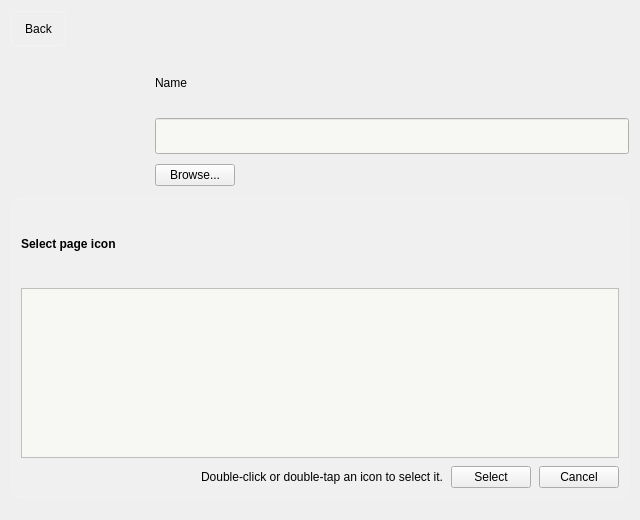
Before: the Qt Designer form ui/settings/PageDetailsWidget.ui in OpenFairWind/FairWindSK, drawn with Qt 5.
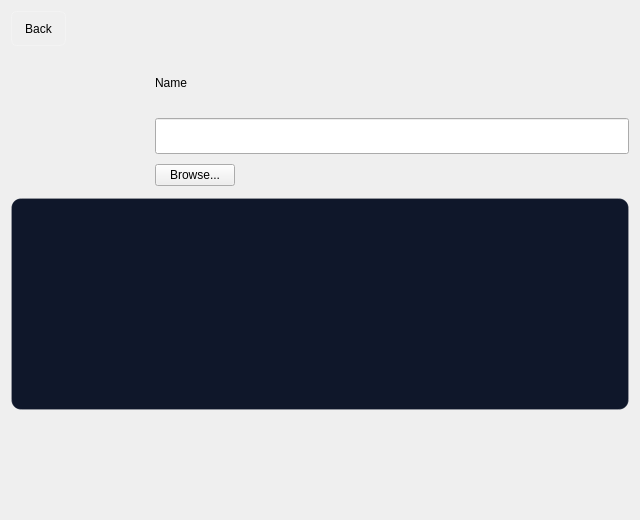
After: the same form once the commit is applied. Icons and pictures are not drawn.

Commit message: Simplify page details icon picker

The edit to the form file:
```diff
--- a/ui/settings/PageDetailsWidget.ui
+++ b/ui/settings/PageDetailsWidget.ui
@@ -29,29 +29,29 @@
 }
 QLineEdit#lineEdit_Page_Name,
 QListWidget#listWidget_Page_Icons {
- background: #f7f7f4;
- color: #1f2937;
- selection-background-color: #c7d2fe;
- selection-color: #111827;
+ selection-background-color: transparent;
 }
 QListWidget#listWidget_Page_Icons::item {
  border: 2px solid transparent;
  border-radius: 8px;
  padding: 4px;
  margin: 2px;
+ color: white;
 }
 QListWidget#listWidget_Page_Icons::item:selected {
  border: 2px solid #2563eb;
- background: #e5edff;
- color: #111827;
+ background: rgba(37, 99, 235, 0.18);
+ color: white;
 }
 QFrame#frame_PageIconPicker {
- background: rgba(255, 255, 255, 0.06);
- border: 1px solid rgba(255, 255, 255, 0.12);
+ background: #0f172a;
+ border: 1px solid rgba(255, 255, 255, 0.14);
  border-radius: 10px;
 }
-QLabel#label_PageIconPickerTitle {
- font-weight: 600;
+QListWidget#listWidget_Page_Icons {
+ background: #0f172a;
+ color: white;
+ border: none;
 }</string>
   </property>
   <layout class="QVBoxLayout" name="verticalLayout_PageDetails">
@@ -190,61 +190,12 @@
       <property name="spacing">
        <number>8</number>
       </property>
-      <item>
-       <layout class="QHBoxLayout" name="horizontalLayout_PageIconPickerHeader">
-        <property name="spacing">
-         <number>10</number>
-        </property>
-        <item>
-         <widget class="QLabel" name="label_PageIconPickerTitle">
-          <property name="text">
-           <string>Select page icon</string>
-          </property>
-         </widget>
-        </item>
-        <item>
-         <spacer name="horizontalSpacer_PageIconPickerHeader">
-          <property name="orientation">
-           <enum>Qt::Horizontal</enum>
-          </property>
-          <property name="sizeHint" stdset="0">
-           <size>
-            <width>40</width>
-            <height>20</height>
-           </size>
-          </property>
-         </spacer>
-        </item>
-        <item>
-         <widget class="QLabel" name="label_Page_IconPickerPreview">
-          <property name="minimumSize">
-           <size>
-            <width>72</width>
-            <height>72</height>
-           </size>
-          </property>
-          <property name="maximumSize">
-           <size>
-            <width>72</width>
-            <height>72</height>
-           </size>
-          </property>
-          <property name="alignment">
-           <set>Qt::AlignCenter</set>
-          </property>
-          <property name="text">
-           <string/>
-          </property>
-         </widget>
-        </item>
-       </layout>
-      </item>
       <item>
        <widget class="QListWidget" name="listWidget_Page_Icons">
         <property name="minimumSize">
          <size>
           <width>0</width>
-          <height>170</height>
+          <height>150</height>
          </size>
         </property>
         <property name="viewMode">
@@ -270,44 +221,6 @@
         </property>
        </widget>
       </item>
-      <item>
-       <layout class="QHBoxLayout" name="horizontalLayout_PageIconPickerActions">
-        <item>
-         <spacer name="horizontalSpacer_PageIconPickerActions">
-          <property name="orientation">
-           <enum>Qt::Horizontal</enum>
-          </property>
-          <property name="sizeHint" stdset="0">
-           <size>
-            <width>40</width>
-            <height>20</height>
-           </size>
-         </property>
-        </spacer>
-       </item>
-        <item>
-         <widget class="QLabel" name="label_PageIconPickerHint">
-          <property name="text">
-           <string>Double-click or double-tap an icon to select it.</string>
-          </property>
-         </widget>
-        </item>
-        <item>
-         <widget class="QPushButton" name="pushButton_Page_Icon_Select">
-          <property name="text">
-           <string>Select</string>
-          </property>
-         </widget>
-        </item>
-        <item>
-         <widget class="QPushButton" name="pushButton_Page_Icon_Cancel">
-          <property name="text">
-           <string>Cancel</string>
-          </property>
-         </widget>
-        </item>
-       </layout>
-      </item>
      </layout>
     </widget>
    </item>
```
The commit also changes 3 other files.
